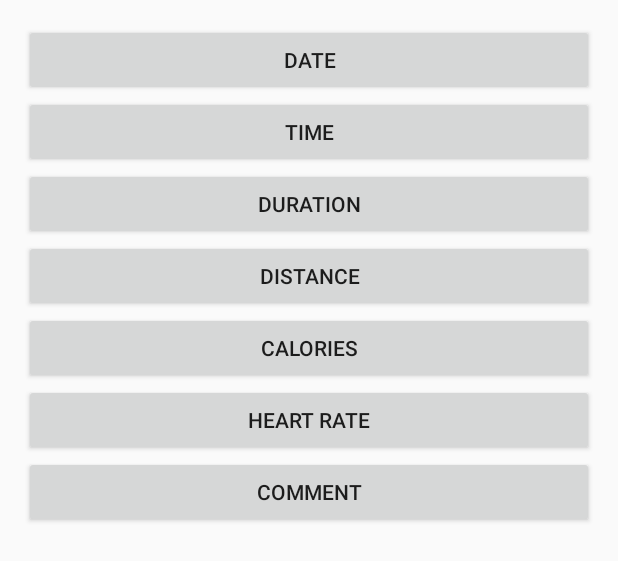
After one commit to applegde/Lab4CS482, an Android app: the layout manual_input_activity.xml on its own in the app's theme, with its tools: preview values and no code run, on a phone screen of 412 x 824 dp. The commit adds this screen. Shown: the top 561 px of the screen. Run offline under Robolectric (Android 15) with nearby library versions, the phone set to English and light mode, and no system bars.

Commit message:
Hope this commit works

```diff
--- /dev/null
+++ b/Lab4Act/app/src/main/res/layout/manual_input_activity.xml
@@ -0,0 +1,96 @@
+<?xml version="1.0" encoding="utf-8"?>
+<ScrollView xmlns:android="http://schemas.android.com/apk/res/android"
+    android:orientation="vertical"
+    android:layout_width="match_parent"
+    android:layout_height="match_parent"
+    android:paddingLeft="@dimen/activity_horizontal_margin"
+    android:paddingRight="@dimen/activity_horizontal_margin"
+    android:paddingTop="@dimen/activity_vertical_margin"
+    android:paddingBottom="@dimen/activity_vertical_margin">
+    <LinearLayout
+
+        android:layout_width="fill_parent"
+        android:layout_height="fill_parent"
+        android:orientation="vertical">
+        <RelativeLayout
+            android:layout_width="fill_parent"
+            android:layout_height="fill_parent">
+
+            <Button
+                android:layout_width="fill_parent"
+                android:layout_height="fill_parent"
+                android:id="@+id/date_button"
+                android:text="@string/date_text"
+                />
+        </RelativeLayout>
+        <RelativeLayout
+            android:layout_width="fill_parent"
+            android:layout_height="fill_parent">
+
+            <Button
+                android:layout_width="fill_parent"
+                android:layout_height="fill_parent"
+                android:id="@+id/time_button"
+                android:text="@string/time_text"
+                />
+        </RelativeLayout>
+        <RelativeLayout
+            android:layout_width="fill_parent"
+            android:layout_height="fill_parent">
+
+            <Button
+                android:layout_width="fill_parent"
+                android:layout_height="fill_parent"
+                android:id="@+id/duration_Button"
+                android:text="@string/duration_text"
+                />
+        </RelativeLayout>
+        <RelativeLayout
+            android:layout_width="fill_parent"
+            android:layout_height="fill_parent">
+
+            <Button
+                android:layout_width="fill_parent"
+                android:layout_height="fill_parent"
+                android:id="@+id/distance_Button"
+                android:text="@string/distance_text"
+                />
+        </RelativeLayout>
+        <RelativeLayout
+            android:layout_width="fill_parent"
+            android:layout_height="fill_parent">
+
+            <Button
+                android:layout_width="fill_parent"
+                android:layout_height="fill_parent"
+                android:id="@+id/calories_Button"
+                android:text="@string/calories_text"
+                />
+        </RelativeLayout>
+        <RelativeLayout
+            android:layout_width="fill_parent"
+            android:layout_height="fill_parent">
+
+            <Button
+                android:layout_width="fill_parent"
+                android:layout_height="fill_parent"
+                android:id="@+id/hr_Button"
+                android:text="@string/hr_text"
+                />
+        </RelativeLayout>
+        <RelativeLayout
+            android:layout_width="fill_parent"
+            android:layout_height="fill_parent">
+
+            <Button
+                android:layout_width="fill_parent"
+                android:layout_height="fill_parent"
+                android:id="@+id/comment_Button"
+                android:text="@string/comment_text"
+                />
+        </RelativeLayout>
+
+
+
+    </LinearLayout>
+</ScrollView>
--- a/Lab4Act/app/src/main/res/values/strings.xml
+++ b/Lab4Act/app/src/main/res/values/strings.xml
@@ -43,6 +43,14 @@
     <string name="misc">Misc.</string>
     <string name="class_page">Class homepage</string>
     <string name="c_website">http://www.cs.dartmouth.edu/~campbell</string>
+    <string name="date_text">Date</string>
+    <string name="manual_input_activity_title">Manual Input</string>
+    <string name="time_text">Time</string>
+    <string name="duration_text">Duration</string>
+    <string name="distance_text">Distance</string>
+    <string name="calories_text">Calories</string>
+    <string name="hr_text">Heart Rate</string>
+    <string name="comment_text">Comment</string>
 
     <string-array name="input_types">
         <item>Manual Entry</item>
```
Also changed, not shown: Lab4Act/app/src/main/java/com/example/doug/lab4act/ManualInputActivity.java (added, +151 -0 lines), Lab4Act/app/src/main/java/com/example/doug/lab4act/ManualInputDefaultFragment.java (added, +37 -0 lines), Lab4Act/app/src/main/java/com/example/doug/lab4act/ManualInputFragment.java (added, +33 -0 lines), Lab4Act/app/src/main/java/com/example/doug/lab4act/ManualInputTimeFragment.java (added, +30 -0 lines), 1 other file.
